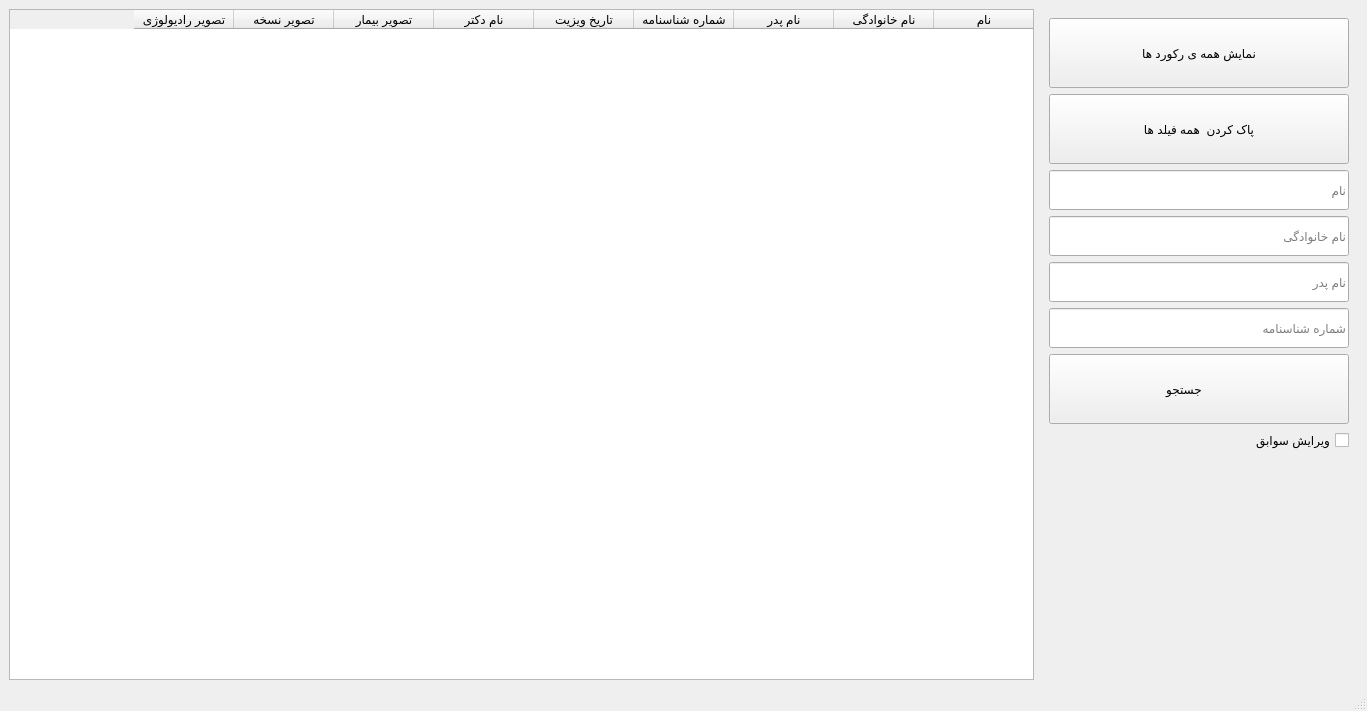
ali-ghazi78/AP-final_project, file gui/new_gui/search_patient/search_patient.ui: the form before one commit.
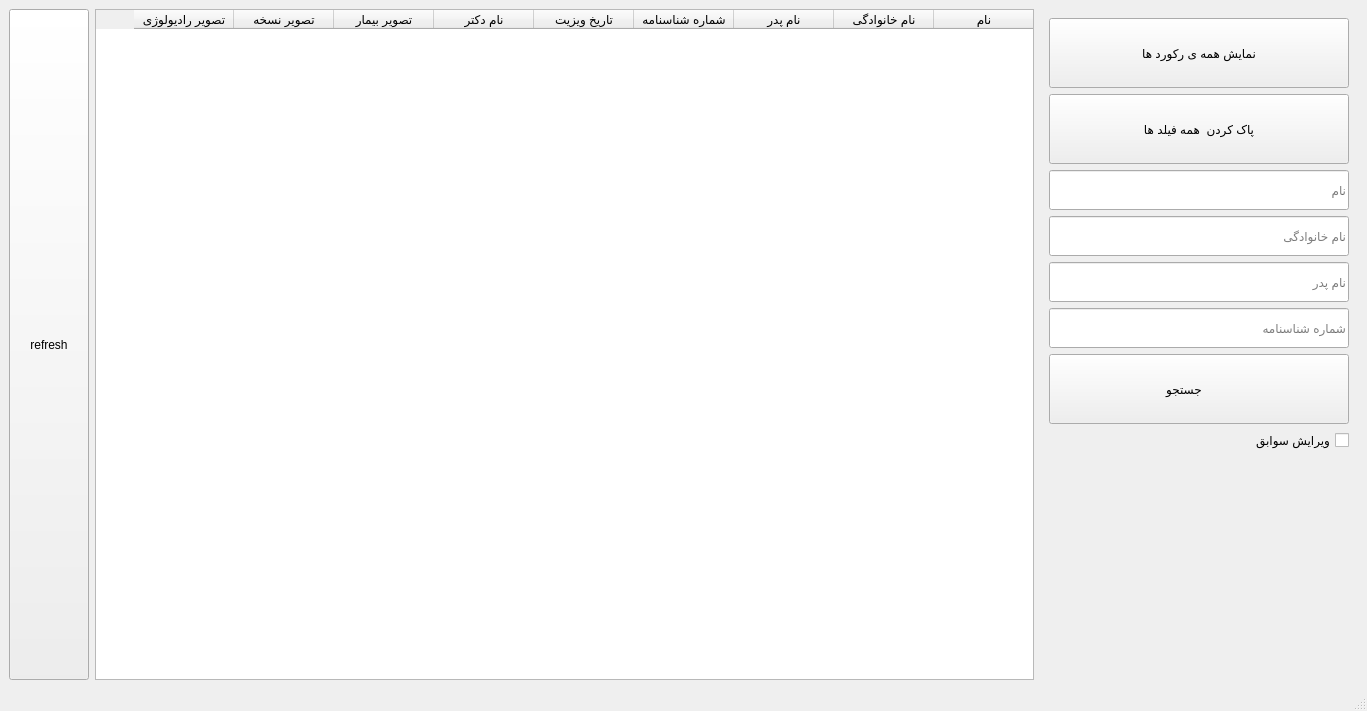
The form after the commit. Icons and pictures are not drawn.

Patch:
```diff
--- a/gui/new_gui/search_patient/search_patient.ui
+++ b/gui/new_gui/search_patient/search_patient.ui
@@ -15,6 +15,19 @@
   </property>
   <widget class="QWidget" name="centralwidget">
    <layout class="QHBoxLayout" name="horizontalLayout">
+    <item>
+     <widget class="QPushButton" name="refresh">
+      <property name="sizePolicy">
+       <sizepolicy hsizetype="Minimum" vsizetype="Expanding">
+        <horstretch>0</horstretch>
+        <verstretch>0</verstretch>
+       </sizepolicy>
+      </property>
+      <property name="text">
+       <string>refresh</string>
+      </property>
+     </widget>
+    </item>
     <item>
      <widget class="QTableWidget" name="tableWidget">
       <property name="layoutDirection">
```
